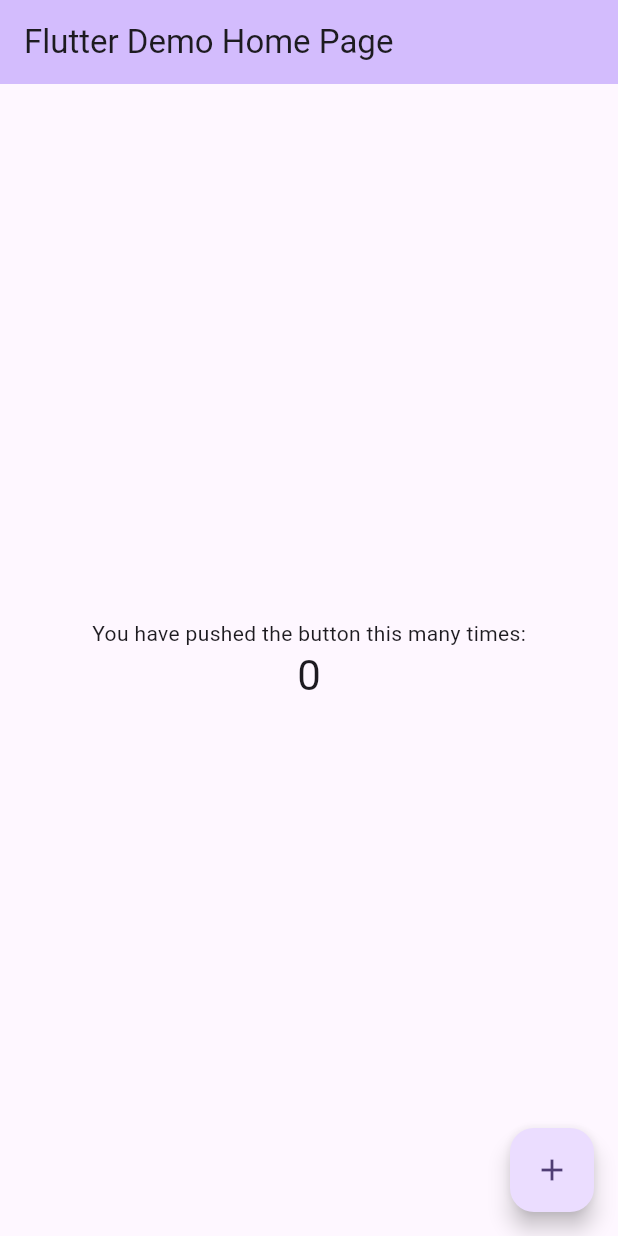
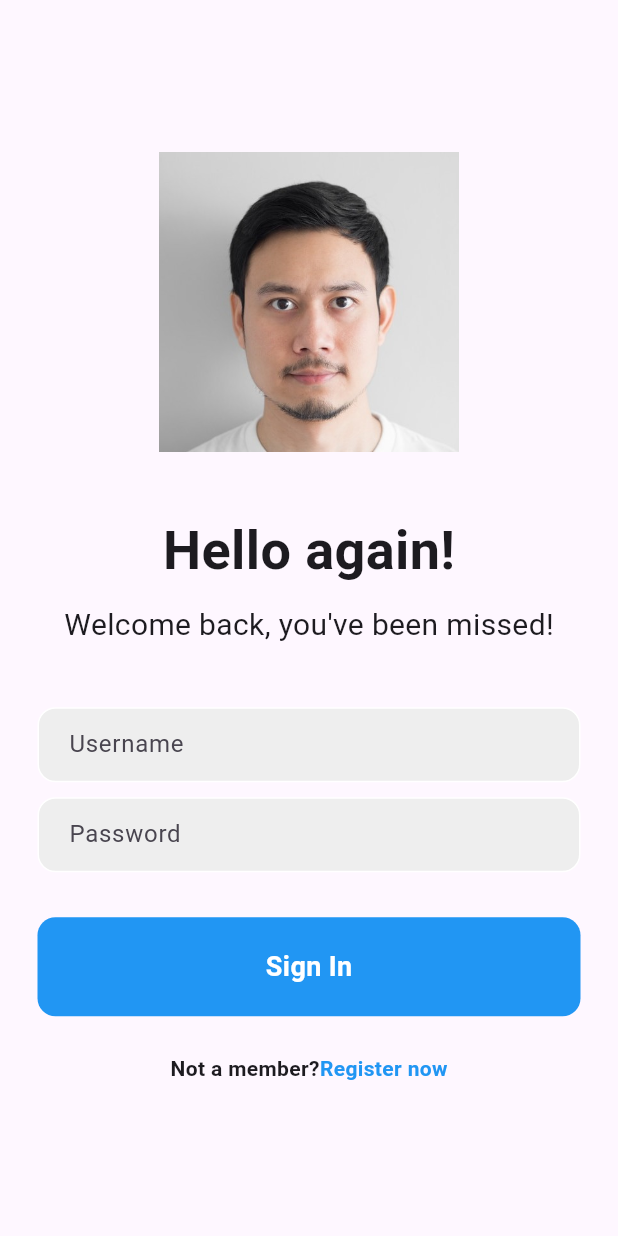
Before and after one commit to sesbusinesses/rsvp_rally, a Flutter app: the screen it shows after launch, on a phone screen of 412 x 824 dp. Run offline on Flutter 3.47's test engine with Material 3 defaults, Android fonts, the phone set to English and light mode, and no system bars; our stand-ins replace cloud_firestore, firebase_core; accounts and stored records are empty.

Commit message:
login page and beginning of event_page

```diff
--- a/lib/main.dart
+++ b/lib/main.dart
@@ -1,4 +1,5 @@
 import 'package:flutter/material.dart';
+import 'package:rsvp_rally/pages/login_page.dart';
 import 'package:firebase_core/firebase_core.dart';
 import 'firebase_options.dart';
 
@@ -7,126 +8,17 @@ Future<void> main() async {
   await Firebase.initializeApp(
     options: DefaultFirebaseOptions.currentPlatform,
   );
-
   runApp(const MyApp());
 }
 
 class MyApp extends StatelessWidget {
   const MyApp({super.key});
 
-  // This widget is the root of your application.
   @override
   Widget build(BuildContext context) {
-    return MaterialApp(
-      title: 'Flutter Demo',
-      theme: ThemeData(
-        // This is the theme of your application.
-        //
-        // TRY THIS: Try running your application with "flutter run". You'll see
-        // the application has a purple toolbar. Then, without quitting the app,
-        // try changing the seedColor in the colorScheme below to Colors.green
-        // and then invoke "hot reload" (save your changes or press the "hot
-        // reload" button in a Flutter-supported IDE, or press "r" if you used
-        // the command line to start the app).
-        //
-        // Notice that the counter didn't reset back to zero; the application
-        // state is not lost during the reload. To reset the state, use hot
-        // restart instead.
-        //
-        // This works for code too, not just values: Most code changes can be
-        // tested with just a hot reload.
-        colorScheme: ColorScheme.fromSeed(seedColor: Colors.deepPurple),
-        useMaterial3: true,
-      ),
-      home: const MyHomePage(title: 'Flutter Demo Home Page'),
+    return const MaterialApp(
+      debugShowCheckedModeBanner: false,
+      home: LoginPage(),
     );
   }
 }
-
-class MyHomePage extends StatefulWidget {
-  const MyHomePage({super.key, required this.title});
-
-  // This widget is the home page of your application. It is stateful, meaning
-  // that it has a State object (defined below) that contains fields that affect
-  // how it looks.
-
-  // This class is the configuration for the state. It holds the values (in this
-  // case the title) provided by the parent (in this case the App widget) and
-  // used by the build method of the State. Fields in a Widget subclass are
-  // always marked "final".
-
-  final String title;
-
-  @override
-  State<MyHomePage> createState() => _MyHomePageState();
-}
-
-class _MyHomePageState extends State<MyHomePage> {
-  int _counter = 0;
-
-  void _incrementCounter() {
-    setState(() {
-      // This call to setState tells the Flutter framework that something has
-      // changed in this State, which causes it to rerun the build method below
-      // so that the display can reflect the updated values. If we changed
-      // _counter without calling setState(), then the build method would not be
-      // called again, and so nothing would appear to happen.
-      _counter++;
-    });
-  }
-
-  @override
-  Widget build(BuildContext context) {
-    // This method is rerun every time setState is called, for instance as done
-    // by the _incrementCounter method above.
-    //
-    // The Flutter framework has been optimized to make rerunning build methods
-    // fast, so that you can just rebuild anything that needs updating rather
-    // than having to individually change instances of widgets.
-    return Scaffold(
-      appBar: AppBar(
-        // TRY THIS: Try changing the color here to a specific color (to
-        // Colors.amber, perhaps?) and trigger a hot reload to see the AppBar
-        // change color while the other colors stay the same.
-        backgroundColor: Theme.of(context).colorScheme.inversePrimary,
-        // Here we take the value from the MyHomePage object that was created by
-        // the App.build method, and use it to set our appbar title.
-        title: Text(widget.title),
-      ),
-      body: Center(
-        // Center is a layout widget. It takes a single child and positions it
-        // in the middle of the parent.
-        child: Column(
-          // Column is also a layout widget. It takes a list of children and
-          // arranges them vertically. By default, it sizes itself to fit its
-          // children horizontally, and tries to be as tall as its parent.
-          //
-          // Column has various properties to control how it sizes itself and
-          // how it positions its children. Here we use mainAxisAlignment to
-          // center the children vertically; the main axis here is the vertical
-          // axis because Columns are vertical (the cross axis would be
-          // horizontal).
-          //
-          // TRY THIS: Invoke "debug painting" (choose the "Toggle Debug Paint"
-          // action in the IDE, or press "p" in the console), to see the
-          // wireframe for each widget.
-          mainAxisAlignment: MainAxisAlignment.center,
-          children: <Widget>[
-            const Text(
-              'You have pushed the button this many times:',
-            ),
-            Text(
-              '$_counter',
-              style: Theme.of(context).textTheme.headlineMedium,
-            ),
-          ],
-        ),
-      ),
-      floatingActionButton: FloatingActionButton(
-        onPressed: _incrementCounter,
-        tooltip: 'Increment',
-        child: const Icon(Icons.add),
-      ), // This trailing comma makes auto-formatting nicer for build methods.
-    );
-  }
-}
--- /dev/null
+++ b/lib/pages/login_page.dart
@@ -0,0 +1,78 @@
+import 'package:flutter/material.dart';
+import 'package:rsvp_rally/models/database_puller.dart';
+import 'package:rsvp_rally/pages/event_page.dart';
+import 'package:rsvp_rally/widgets/widebutton.dart';
+import 'package:rsvp_rally/widgets/widetextbox.dart';
+
+class LoginPage extends StatefulWidget {
+  const LoginPage({super.key});
+
+  @override
+  State<LoginPage> createState() => _LoginPageState();
+}
+
+class _LoginPageState extends State<LoginPage> {
+  final TextEditingController _usernameController = TextEditingController();
+  final TextEditingController _passwordController = TextEditingController();
+
+  @override
+  Widget build(BuildContext context) {
+    return Scaffold(
+      body: Column(mainAxisAlignment: MainAxisAlignment.center, children: [
+        Image.asset(
+          'assets/logo.jpeg',
+          width: 200,
+          height: 200,
+        ),
+        const SizedBox(height: 40),
+        const Text(
+          'Hello again!',
+          style: TextStyle(fontSize: 36, fontWeight: FontWeight.bold),
+        ),
+        const SizedBox(height: 10),
+        const Text(
+          'Welcome back, you\'ve been missed!',
+          style: TextStyle(fontSize: 20),
+        ),
+        const SizedBox(height: 40),
+        WideTextBox(
+          hintText: 'Username',
+          controller: _usernameController,
+        ),
+        const SizedBox(height: 10),
+        WideTextBox(
+          hintText: 'Password',
+          controller: _passwordController,
+        ),
+        const SizedBox(height: 30),
+        WideButton(
+          buttonText: 'Sign In',
+          onPressed: () {
+            Navigator.push(
+              context,
+              MaterialPageRoute(builder: (context) => const EventPage()),
+            );
+            fetchDataFromFirestore();
+          },
+        ),
+        const SizedBox(height: 25),
+        const Row(
+          mainAxisAlignment: MainAxisAlignment.center,
+          children: [
+            Text(
+              'Not a member?',
+              style: TextStyle(fontWeight: FontWeight.bold),
+            ),
+            Text(
+              'Register now',
+              style: TextStyle(
+                color: Colors.blue,
+                fontWeight: FontWeight.bold,
+              ),
+            ),
+          ],
+        )
+      ]),
+    );
+  }
+}
--- /dev/null
+++ b/lib/widgets/widebutton.dart
@@ -0,0 +1,38 @@
+import 'package:flutter/material.dart';
+
+class WideButton extends StatelessWidget {
+  final String buttonText;
+  final VoidCallback onPressed;
+
+  const WideButton({
+    super.key,
+    required this.buttonText,
+    required this.onPressed,
+  });
+
+  @override
+  Widget build(BuildContext context) {
+    return Padding(
+        padding: const EdgeInsets.symmetric(horizontal: 25),
+        child: GestureDetector(
+          onTap: onPressed,
+          child: Container(
+            padding: const EdgeInsets.all(20),
+            decoration: BoxDecoration(
+              color: Colors.blue,
+              borderRadius: BorderRadius.circular(12),
+            ),
+            child: Center(
+              child: Text(
+                buttonText,
+                style: const TextStyle(
+                  color: Colors.white,
+                  fontWeight: FontWeight.bold,
+                  fontSize: 18,
+                ),
+              ),
+            ),
+          ),
+        ));
+  }
+}
--- /dev/null
+++ b/lib/widgets/widetextbox.dart
@@ -0,0 +1,36 @@
+import 'package:flutter/material.dart';
+
+class WideTextBox extends StatelessWidget {
+  final String hintText;
+  final TextEditingController controller;
+
+  const WideTextBox({
+    super.key,
+    required this.hintText,
+    required this.controller,
+  });
+
+  @override
+  Widget build(BuildContext context) {
+    return Padding(
+      padding: const EdgeInsets.symmetric(horizontal: 25),
+      child: Container(
+        decoration: BoxDecoration(
+          color: Colors.grey[200],
+          border: Border.all(color: Colors.white),
+          borderRadius: BorderRadius.circular(12),
+        ),
+        child: Padding(
+          padding: const EdgeInsets.only(left: 20),
+          child: TextField(
+            controller: controller,
+            decoration: InputDecoration(
+              hintText: hintText,
+              border: InputBorder.none,
+            ),
+          ),
+        ),
+      ),
+    );
+  }
+}
--- a/pubspec.yaml
+++ b/pubspec.yaml
@@ -36,6 +36,7 @@ dependencies:
   # Use with the CupertinoIcons class for iOS style icons.
   cupertino_icons: ^1.0.6
   firebase_core: ^2.31.0
+  cloud_firestore: ^4.17.3  # Check for the latest version on pub.dev
 
 dev_dependencies:
   flutter_test:
@@ -60,9 +61,8 @@ flutter:
   uses-material-design: true
 
   # To add assets to your application, add an assets section, like this:
-  # assets:
-  #   - images/a_dot_burr.jpeg
-  #   - images/a_dot_ham.jpeg
+  assets:
+    - assets/logo.jpeg
 
   # An image asset can refer to one or more resolution-specific "variants", see
   # https://flutter.dev/assets-and-images/#resolution-aware
```
Also changed, not shown: lib/models/database_puller.dart (added, +115 -0 lines), lib/pages/event_page.dart (added, +95 -0 lines), assets/logo.jpeg (added), lib/models/database_pusher.dart (added), pubspec.lock, 6 other files.
